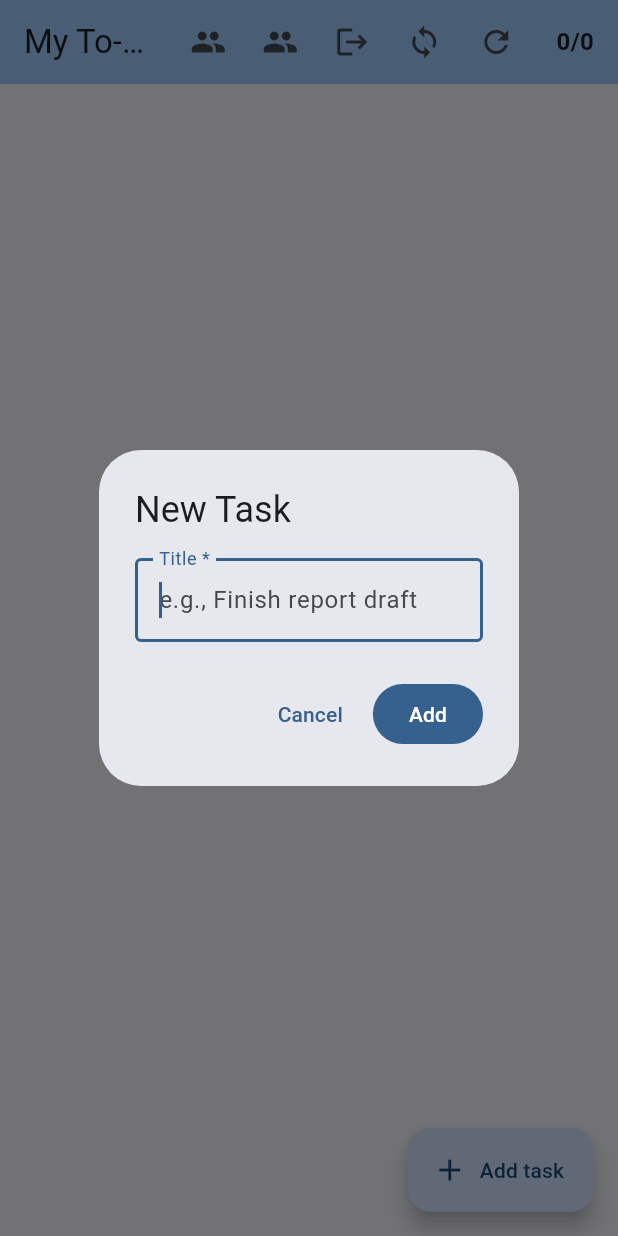
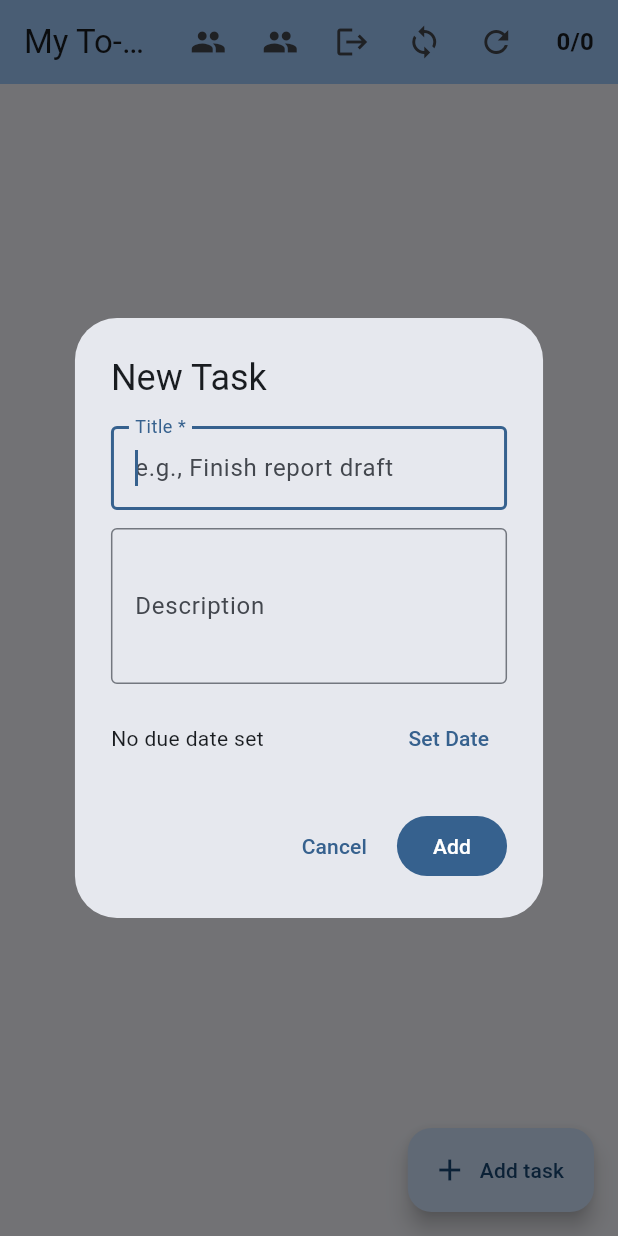
Before and after one commit to goosetea04/solidtasks, a Flutter app: the screen it shows after launch, after a tap on "Add task", on a phone screen of 412 x 824 dp. Run offline on Flutter 3.47's test engine with Material 3 defaults, Android fonts, the phone set to English and light mode, and no system bars; our stand-ins replace flutter_riverpod, shared_preferences; missing offline and left inert: solidpod; statements that could not run were skipped.

Commit message:
implemented description and have it be editable when shared

```diff
--- a/lib/models/sharedEntry.dart
+++ b/lib/models/sharedEntry.dart
@@ -3,11 +3,14 @@ class SharedEntry {
   final String ownerWebId;
   final String permissionsRaw;
   final bool isLikelyTask;
+  final String? description;
+
   SharedEntry({
     required this.url,
     required this.ownerWebId,
     required this.permissionsRaw,
     required this.isLikelyTask,
+    this.description,
   });
 
   String get name {
--- a/lib/models/task.dart
+++ b/lib/models/task.dart
@@ -3,6 +3,7 @@ class Task {
   String title;
   bool isDone;
   DateTime? dueDate;
+  String? description;
   DateTime createdAt;
   DateTime updatedAt;
 
@@ -11,6 +12,7 @@ class Task {
     required this.title,
     this.isDone = false,
     this.dueDate,
+    this.description,
     DateTime? createdAt,
     DateTime? updatedAt,
   })  : createdAt = createdAt ?? DateTime.now(),
@@ -22,6 +24,7 @@ class Task {
       'title': title,
       'isDone': isDone,
       'dueDate': dueDate?.toIso8601String(),
+      'description': description,
       'createdAt': createdAt.toIso8601String(),
       'updatedAt': updatedAt.toIso8601String(),
     };
@@ -33,8 +36,13 @@ class Task {
       title: json['title'] as String,
       isDone: json['isDone'] as bool? ?? false,
       dueDate: json['dueDate'] != null ? DateTime.parse(json['dueDate']) : null,
-      createdAt: json['createdAt'] != null ? DateTime.parse(json['createdAt']) : DateTime.now(),
-      updatedAt: json['updatedAt'] != null ? DateTime.parse(json['updatedAt']) : DateTime.now(),
+      description: json['description'] as String?,
+      createdAt: json['createdAt'] != null
+          ? DateTime.parse(json['createdAt'])
+          : DateTime.now(),
+      updatedAt: json['updatedAt'] != null
+          ? DateTime.parse(json['updatedAt'])
+          : DateTime.now(),
     );
   }
 
@@ -42,12 +50,14 @@ class Task {
     String? title,
     bool? isDone,
     DateTime? dueDate,
+    String? description,
   }) {
     return Task(
       id: id,
       title: title ?? this.title,
       isDone: isDone ?? this.isDone,
       dueDate: dueDate ?? this.dueDate,
+      description: description ?? this.description,
       createdAt: createdAt,
       updatedAt: DateTime.now(),
     );
--- a/lib/pages/homepage.dart
+++ b/lib/pages/homepage.dart
@@ -81,10 +81,15 @@ class _TodoHomePageState extends ConsumerState<TodoHomePage> {
   }
 
   // Task management methods
-  void _addTask(String title) {
-    ref.read(tasksProvider.notifier).addTask(title);
+  void _addTask(String title, String? description, DateTime? dueDate) {
+    ref.read(tasksProvider.notifier).addTask(
+      title,
+      description: description,
+      dueDate: dueDate,
+    );
     _saveTasksToPod();
   }
+
 
   void _shareTask(String id) {
     PodService.openShareUiForTask(context, widget, id);
--- a/lib/providers/tasks_provider.dart
+++ b/lib/providers/tasks_provider.dart
@@ -13,10 +13,15 @@ class TasksNotifier extends StateNotifier<List<Task>> {
     state = tasks;
   }
 
-  void addTask(String title, {DateTime? dueDate}) {
+  void addTask(
+    String title, {
+    String? description,
+    DateTime? dueDate,
+  }) {
     final task = Task(
       id: DateTime.now().millisecondsSinceEpoch.toString(),
       title: title,
+      description: description,
       dueDate: dueDate,
     );
     state = [...state, task];
--- a/lib/services/restapi.dart
+++ b/lib/services/restapi.dart
@@ -4,11 +4,6 @@ import 'package:flutter/material.dart';
 
 import 'package:http/http.dart' as http;
 import 'package:solidpod/solidpod.dart';
-
-import 'package:tidypod/constants/app.dart';
-import 'package:tidypod/constants/turtle_structures.dart';
-import 'package:tidypod/models/category.dart';
-import 'package:tidypod/utils/task_storage.dart';
 
 Future<LoadedTasks> loadServerTaskData(
   BuildContext context,
--- a/lib/widgets/add_task_widget.dart
+++ b/lib/widgets/add_task_widget.dart
@@ -1,7 +1,7 @@
 import 'package:flutter/material.dart';
 
 class AddTaskWidget extends StatefulWidget {
-  final Function(String) onAddTask;
+  final void Function(String title, String? description, DateTime? dueDate) onAddTask;
 
   const AddTaskWidget({
     Key? key,
@@ -14,9 +14,14 @@ class AddTaskWidget extends StatefulWidget {
 
 class _AddTaskWidgetState extends State<AddTaskWidget> {
   final _formKey = GlobalKey<FormState>();
+  final _titleController = TextEditingController();
+  final _descriptionController = TextEditingController();
+  DateTime? _dueDate;
 
   Future<void> _openAddTaskDialog() async {
-    final titleController = TextEditingController();
+    _titleController.clear();
+    _descriptionController.clear();
+    _dueDate = null;
 
     await showDialog<void>(
       context: context,
@@ -25,18 +30,64 @@ class _AddTaskWidgetState extends State<AddTaskWidget> {
         title: const Text('New Task'),
         content: Form(
           key: _formKey,
-          child: TextFormField(
-            controller: titleController,
+          child: SingleChildScrollView(
+            child: Column(
+              mainAxisSize: MainAxisSize.min,
+              children: [
+                TextFormField(
+                  controller: _titleController,
                   autofocus: true,
                   decoration: const InputDecoration(
                     labelText: 'Title *',
                     hintText: 'e.g., Finish report draft',
                     border: OutlineInputBorder(),
                   ),
+                  textInputAction: TextInputAction.next,
+                  validator: (v) => (v == null || v.trim().isEmpty)
+                      ? 'Please enter a task title'
+                      : null,
+                ),
+                const SizedBox(height: 12),
+                TextFormField(
+                  controller: _descriptionController,
+                  decoration: const InputDecoration(
+                    labelText: 'Description',
+                    hintText: 'Optional details about the task',
+                    border: OutlineInputBorder(),
+                  ),
+                  maxLines: 3,
                   textInputAction: TextInputAction.done,
-            onFieldSubmitted: (_) => _submit(ctx, titleController),
-            validator: (v) =>
-                (v == null || v.trim().isEmpty) ? 'Please enter a task title' : null,
+                ),
+                const SizedBox(height: 12),
+                Row(
+                  children: [
+                    Expanded(
+                      child: Text(
+                        _dueDate != null
+                            ? 'Due: ${_dueDate!.toLocal()}'.split(' ')[0]
+                            : 'No due date set',
+                      ),
+                    ),
+                    TextButton(
+                      onPressed: () async {
+                        final pickedDate = await showDatePicker(
+                          context: context,
+                          initialDate: _dueDate ?? DateTime.now(),
+                          firstDate: DateTime.now(),
+                          lastDate: DateTime(2100),
+                        );
+                        if (pickedDate != null) {
+                          setState(() {
+                            _dueDate = pickedDate;
+                          });
+                        }
+                      },
+                      child: const Text('Set Date'),
+                    ),
+                  ],
+                ),
+              ],
+            ),
           ),
         ),
         actions: [
@@ -45,19 +96,23 @@ class _AddTaskWidgetState extends State<AddTaskWidget> {
             child: const Text('Cancel'),
           ),
           FilledButton(
-            onPressed: () => _submit(ctx, titleController),
+            onPressed: () {
+              if (_formKey.currentState?.validate() ?? false) {
+                widget.onAddTask(
+                  _titleController.text.trim(),
+                  _descriptionController.text.trim().isEmpty
+                      ? null
+                      : _descriptionController.text.trim(),
+                  _dueDate,
+                );
+                Navigator.of(ctx).pop();
+              }
+            },
             child: const Text('Add'),
           ),
         ],
       ),
     );
-  }
-
-  void _submit(BuildContext dialogContext, TextEditingController c) {
-    if (_formKey.currentState?.validate() ?? false) {
-      widget.onAddTask(c.text.trim());
-      Navigator.of(dialogContext).pop();
-    }
   }
 
   @override
```
Also changed, not shown: lib/pages/shared_tasks_page.dart (+16 -0 lines). Lines whose indentation alone changed are shown as unchanged.
